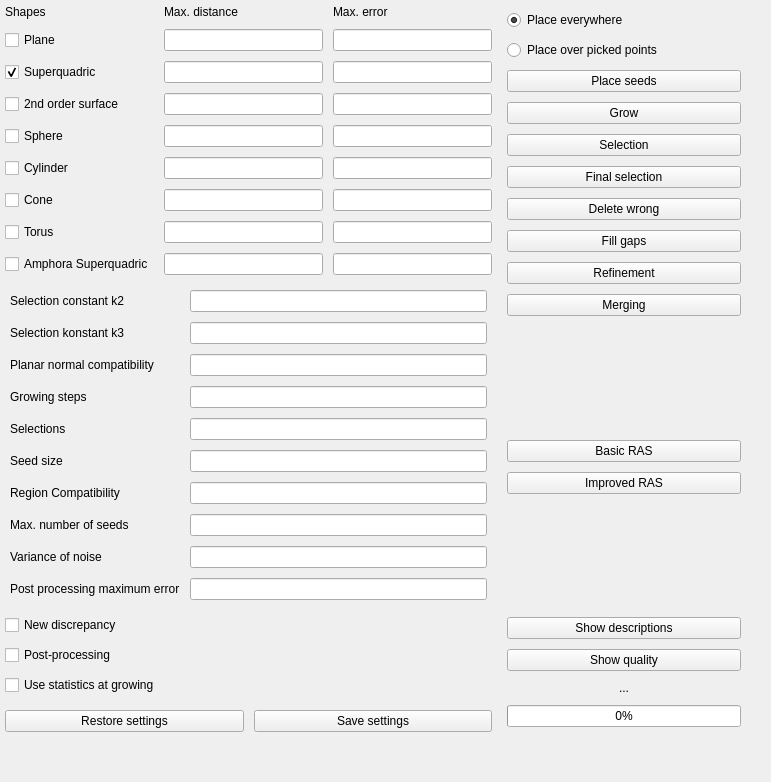
Old version of the form ui/edit_segmentor_recover.ui in the repository ddksr/segmentor-meshlab.
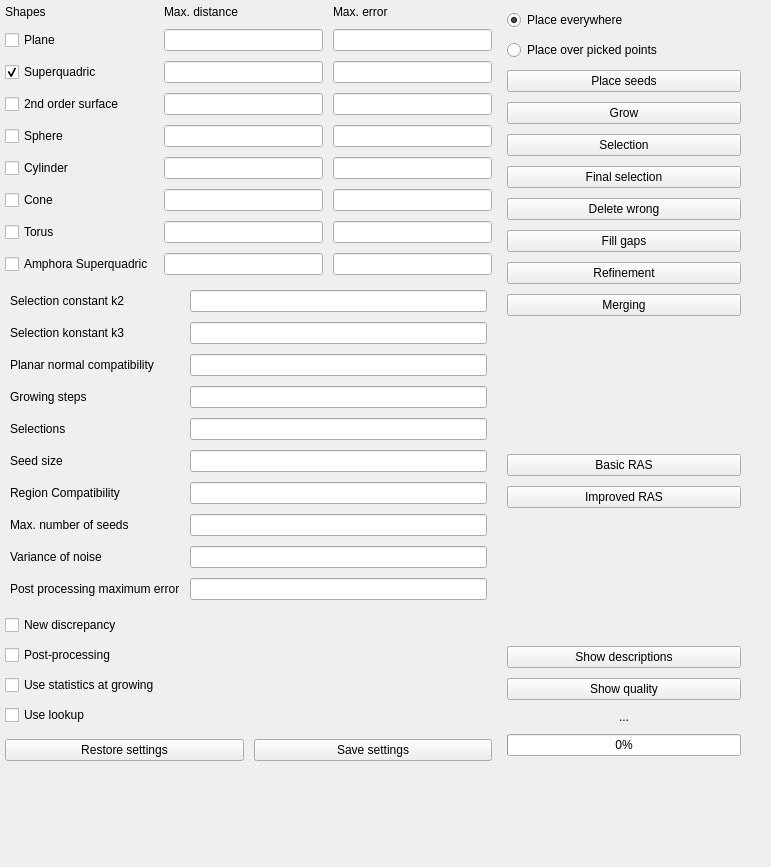
New version of the form.

Commit message: lookup implemented and an import fix added

```diff
--- a/ui/edit_segmentor_recover.ui
+++ b/ui/edit_segmentor_recover.ui
@@ -7,7 +7,7 @@
     <x>0</x>
     <y>0</y>
     <width>771</width>
-    <height>782</height>
+    <height>867</height>
    </rect>
   </property>
   <property name="windowTitle">
@@ -20,7 +20,7 @@
       <x>0</x>
       <y>0</y>
       <width>751</width>
-      <height>737</height>
+      <height>766</height>
      </rect>
     </property>
     <layout class="QHBoxLayout" name="main" stretch="60,30">
@@ -345,6 +345,13 @@
          </property>
         </widget>
        </item>
+       <item>
+        <widget class="QCheckBox" name="cbUseLookup">
+         <property name="text">
+          <string>Use lookup</string>
+         </property>
+        </widget>
+       </item>
        <item>
         <spacer name="verticalSpacer_2">
          <property name="orientation">
```
The commit also changes 10 other files.
